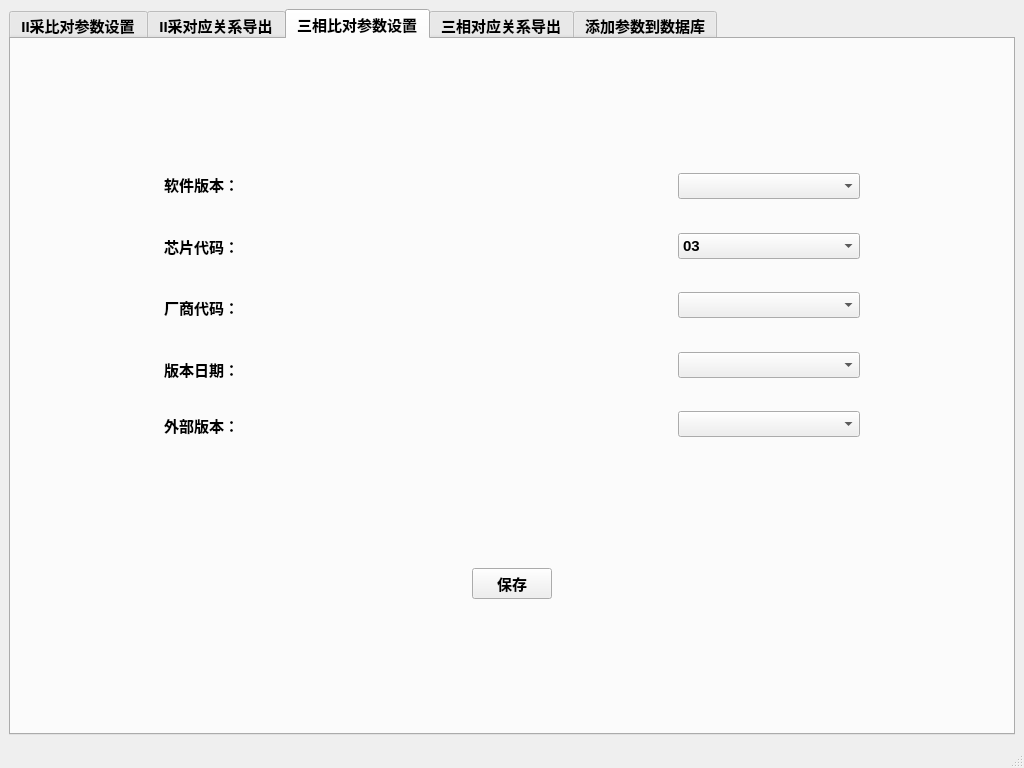
Before: the Qt Designer form mux_tools.ui in zhoumengxiong/TestPlatformPlugins1, drawn with Qt 5.
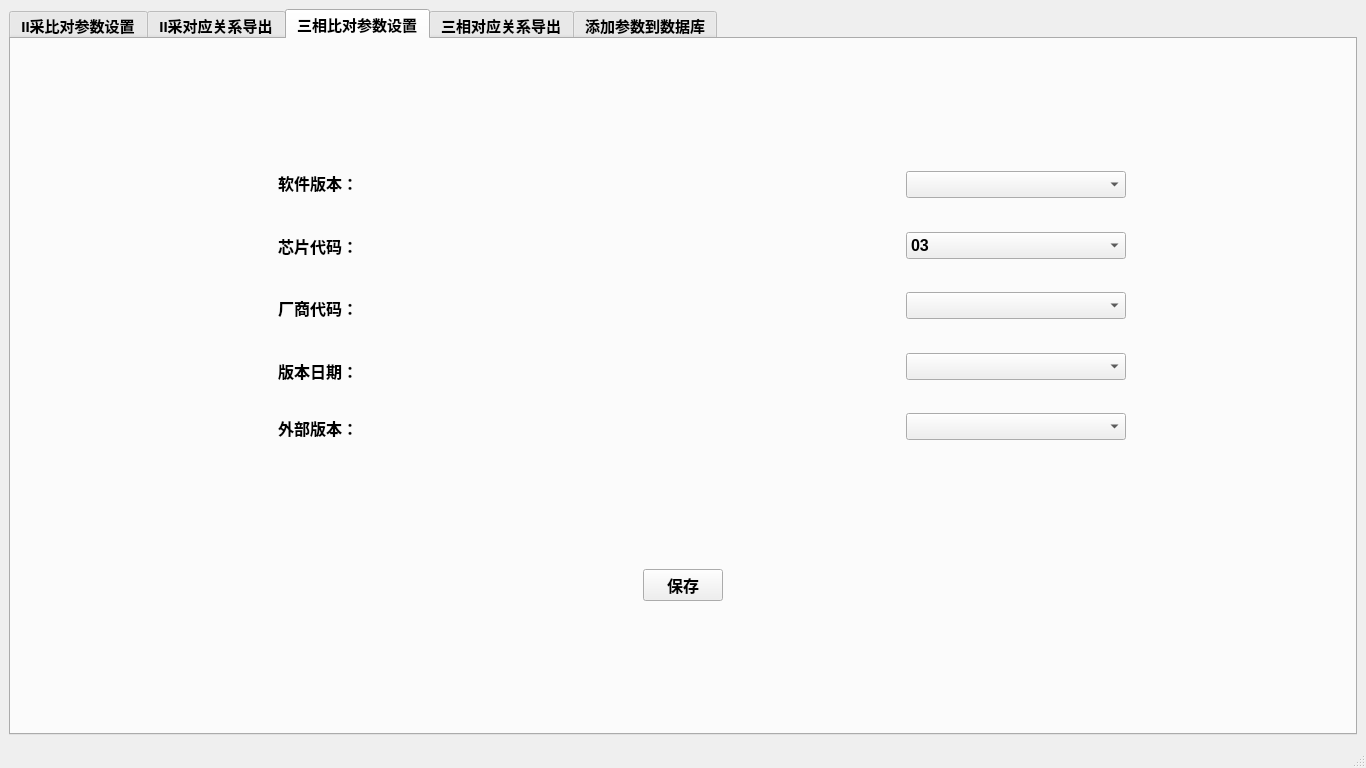
After: the same form once the commit is applied. The open tabs and pages were chosen to show the change. Icons and pictures are not drawn.

Patch:
```diff
--- a/mux_tools.ui
+++ b/mux_tools.ui
@@ -6,7 +6,7 @@
    <rect>
     <x>0</x>
     <y>0</y>
-    <width>1024</width>
+    <width>1366</width>
     <height>768</height>
    </rect>
   </property>
@@ -43,14 +43,17 @@
       <property name="currentIndex">
        <number>2</number>
       </property>
+      <property name="documentMode">
+       <bool>false</bool>
+      </property>
       <property name="tabsClosable">
        <bool>false</bool>
       </property>
       <property name="movable">
-       <bool>true</bool>
+       <bool>false</bool>
       </property>
       <property name="tabBarAutoHide">
-       <bool>false</bool>
+       <bool>true</bool>
       </property>
       <widget class="QWidget" name="tab">
        <attribute name="title">
@@ -711,6 +714,20 @@
                <layout class="QVBoxLayout" name="verticalLayout_16">
                 <item>
                  <widget class="QLabel" name="lb_wo_2">
+                  <property name="sizePolicy">
+                   <sizepolicy hsizetype="Maximum" vsizetype="Preferred">
+                    <horstretch>0</horstretch>
+                    <verstretch>0</verstretch>
+                   </sizepolicy>
+                  </property>
+                  <property name="font">
+                   <font>
+                    <family>Microsoft YaHei UI</family>
+                    <pointsize>12</pointsize>
+                    <weight>75</weight>
+                    <bold>true</bold>
+                   </font>
+                  </property>
                   <property name="text">
                    <string>软件版本：</string>
                   </property>
@@ -731,6 +748,20 @@
                 </item>
                 <item>
                  <widget class="QLabel" name="lb_aproval_no_2">
+                  <property name="sizePolicy">
+                   <sizepolicy hsizetype="Maximum" vsizetype="Preferred">
+                    <horstretch>0</horstretch>
+                    <verstretch>0</verstretch>
+                   </sizepolicy>
+                  </property>
+                  <property name="font">
+                   <font>
+                    <family>Microsoft YaHei UI</family>
+                    <pointsize>12</pointsize>
+                    <weight>75</weight>
+                    <bold>true</bold>
+                   </font>
+                  </property>
                   <property name="text">
                    <string>芯片代码：</string>
                   </property>
@@ -751,6 +782,20 @@
                 </item>
                 <item>
                  <widget class="QLabel" name="lb_prod_qty_2">
+                  <property name="sizePolicy">
+                   <sizepolicy hsizetype="Maximum" vsizetype="Preferred">
+                    <horstretch>0</horstretch>
+                    <verstretch>0</verstretch>
+                   </sizepolicy>
+                  </property>
+                  <property name="font">
+                   <font>
+                    <family>Microsoft YaHei UI</family>
+                    <pointsize>12</pointsize>
+                    <weight>75</weight>
+                    <bold>true</bold>
+                   </font>
+                  </property>
                   <property name="text">
                    <string>厂商代码：</string>
                   </property>
@@ -771,6 +816,20 @@
                 </item>
                 <item>
                  <widget class="QLabel" name="lb_guy_send_2">
+                  <property name="sizePolicy">
+                   <sizepolicy hsizetype="Maximum" vsizetype="Preferred">
+                    <horstretch>0</horstretch>
+                    <verstretch>0</verstretch>
+                   </sizepolicy>
+                  </property>
+                  <property name="font">
+                   <font>
+                    <family>Microsoft YaHei UI</family>
+                    <pointsize>12</pointsize>
+                    <weight>75</weight>
+                    <bold>true</bold>
+                   </font>
+                  </property>
                   <property name="text">
                    <string>版本日期：</string>
                   </property>
@@ -791,6 +850,20 @@
                 </item>
                 <item>
                  <widget class="QLabel" name="lb_guy_receive_2">
+                  <property name="sizePolicy">
+                   <sizepolicy hsizetype="Maximum" vsizetype="Preferred">
+                    <horstretch>0</horstretch>
+                    <verstretch>0</verstretch>
+                   </sizepolicy>
+                  </property>
+                  <property name="font">
+                   <font>
+                    <family>Microsoft YaHei UI</family>
+                    <pointsize>12</pointsize>
+                    <weight>75</weight>
+                    <bold>true</bold>
+                   </font>
+                  </property>
                   <property name="text">
                    <string>外部版本：</string>
                   </property>
@@ -818,7 +891,22 @@
               <item>
                <layout class="QVBoxLayout" name="verticalLayout_17">
                 <item>
-                 <widget class="QComboBox" name="cb_version_sw_III"/>
+                 <widget class="QComboBox" name="cb_version_sw_III">
+                  <property name="sizePolicy">
+                   <sizepolicy hsizetype="Expanding" vsizetype="Preferred">
+                    <horstretch>0</horstretch>
+                    <verstretch>0</verstretch>
+                   </sizepolicy>
+                  </property>
+                  <property name="font">
+                   <font>
+                    <family>Microsoft YaHei UI</family>
+                    <pointsize>12</pointsize>
+                    <weight>75</weight>
+                    <bold>true</bold>
+                   </font>
+                  </property>
+                 </widget>
                 </item>
                 <item>
                  <spacer name="verticalSpacer_17">
@@ -835,6 +923,20 @@
                 </item>
                 <item>
                  <widget class="QComboBox" name="cb_chipcode_III">
+                  <property name="sizePolicy">
+                   <sizepolicy hsizetype="Expanding" vsizetype="Preferred">
+                    <horstretch>0</horstretch>
+                    <verstretch>0</verstretch>
+                   </sizepolicy>
+                  </property>
+                  <property name="font">
+                   <font>
+                    <family>Microsoft YaHei UI</family>
+                    <pointsize>12</pointsize>
+                    <weight>75</weight>
+                    <bold>true</bold>
+                   </font>
+                  </property>
                   <item>
                    <property name="text">
                     <string>03</string>
@@ -861,7 +963,22 @@
                  </spacer>
                 </item>
                 <item>
-                 <widget class="QComboBox" name="cb_vendor_code_III"/>
+                 <widget class="QComboBox" name="cb_vendor_code_III">
+                  <property name="sizePolicy">
+                   <sizepolicy hsizetype="Expanding" vsizetype="Preferred">
+                    <horstretch>0</horstretch>
+                    <verstretch>0</verstretch>
+                   </sizepolicy>
+                  </property>
+                  <property name="font">
+                   <font>
+                    <family>Microsoft YaHei UI</family>
+                    <pointsize>12</pointsize>
+                    <weight>75</weight>
+                    <bold>true</bold>
+                   </font>
+                  </property>
+                 </widget>
                 </item>
                 <item>
                  <spacer name="verticalSpacer_19">
@@ -877,7 +994,22 @@
                  </spacer>
                 </item>
                 <item>
-                 <widget class="QComboBox" name="cb_date_sw_III"/>
+                 <widget class="QComboBox" name="cb_date_sw_III">
+                  <property name="sizePolicy">
+                   <sizepolicy hsizetype="Expanding" vsizetype="Preferred">
+                    <horstretch>0</horstretch>
+                    <verstretch>0</verstretch>
+                   </sizepolicy>
+                  </property>
+                  <property name="font">
+                   <font>
+                    <family>Microsoft YaHei UI</family>
+                    <pointsize>12</pointsize>
+                    <weight>75</weight>
+                    <bold>true</bold>
+                   </font>
+                  </property>
+                 </widget>
                 </item>
                 <item>
                  <spacer name="verticalSpacer_20">
@@ -893,7 +1025,22 @@
                  </spacer>
                 </item>
                 <item>
-                 <widget class="QComboBox" name="cb_ext_version_III"/>
+                 <widget class="QComboBox" name="cb_ext_version_III">
+                  <property name="sizePolicy">
+                   <sizepolicy hsizetype="Expanding" vsizetype="Preferred">
+                    <horstretch>0</horstretch>
+                    <verstretch>0</verstretch>
+                   </sizepolicy>
+                  </property>
+                  <property name="font">
+                   <font>
+                    <family>Microsoft YaHei UI</family>
+                    <pointsize>12</pointsize>
+                    <weight>75</weight>
+                    <bold>true</bold>
+                   </font>
+                  </property>
+                 </widget>
                 </item>
                </layout>
               </item>
@@ -944,6 +1091,20 @@
             </item>
             <item>
              <widget class="QPushButton" name="btn_save_III">
+              <property name="sizePolicy">
+               <sizepolicy hsizetype="Preferred" vsizetype="Preferred">
+                <horstretch>0</horstretch>
+                <verstretch>0</verstretch>
+               </sizepolicy>
+              </property>
+              <property name="font">
+               <font>
+                <family>Microsoft YaHei UI</family>
+                <pointsize>12</pointsize>
+                <weight>75</weight>
+                <bold>true</bold>
+               </font>
+              </property>
               <property name="text">
                <string>保存</string>
               </property>
```
Left out of the diff: 309 changed lines with no effect on the pictures.
